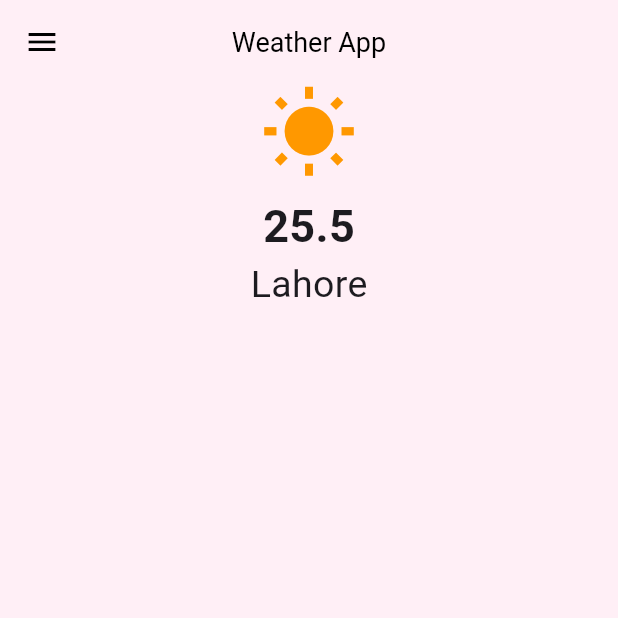
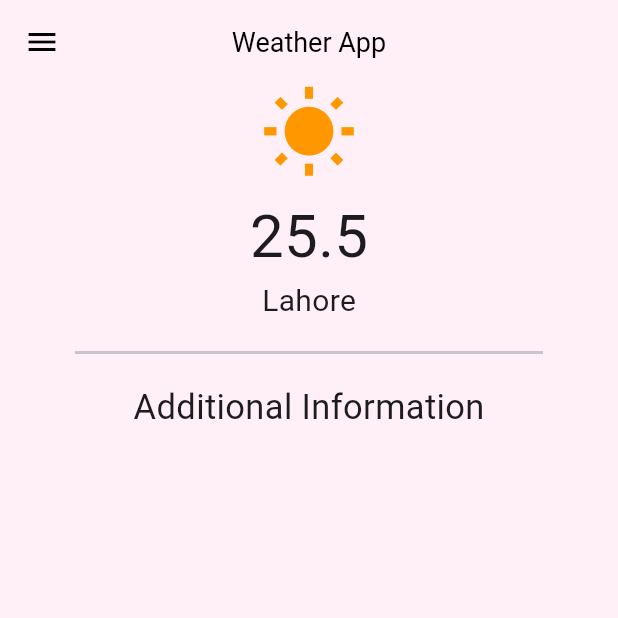
Before and after one commit to muzzammil763/weather_app, a Flutter app: the screen it shows after launch, on a phone screen of 412 x 824 dp, the top half of it. Run offline on Flutter 3.47's test engine with Material 3 defaults, Android fonts, the phone set to English and light mode, and no system bars.

Commit message:
some more adding in ui

```diff
--- a/lib/Screens/homepage.dart
+++ b/lib/Screens/homepage.dart
@@ -31,6 +31,17 @@ class HomePageScreen extends StatelessWidget {
       body: Column(
         children: [
           currentWeather(Icons.wb_sunny, '25.5', 'Lahore'),
+          const SizedBox(height: 12),
+          const Divider(indent: 50, endIndent: 50, thickness: 2),
+          const SizedBox(height: 12),
+          const Text(
+            "Additional Information",
+            style: TextStyle(
+              fontSize: 23,
+            ),
+          ),
+          //Text("Humidity: 70%"),
+          //Text("Wind Speed: 6.5km/h"),
         ],
       ),
     );
--- a/lib/Widgets/current_weather.dart
+++ b/lib/Widgets/current_weather.dart
@@ -15,14 +15,13 @@ Widget currentWeather(IconData icon, String temp, String location) {
         Text(
           temp,
           style: const TextStyle(
-            fontSize: 30,
-            fontWeight: FontWeight.bold,
+            fontSize: 40,
           ),
         ),
         Text(
           location,
           style: const TextStyle(
-            fontSize: 25,
+            fontSize: 20,
           ),
         ),
       ],
```
